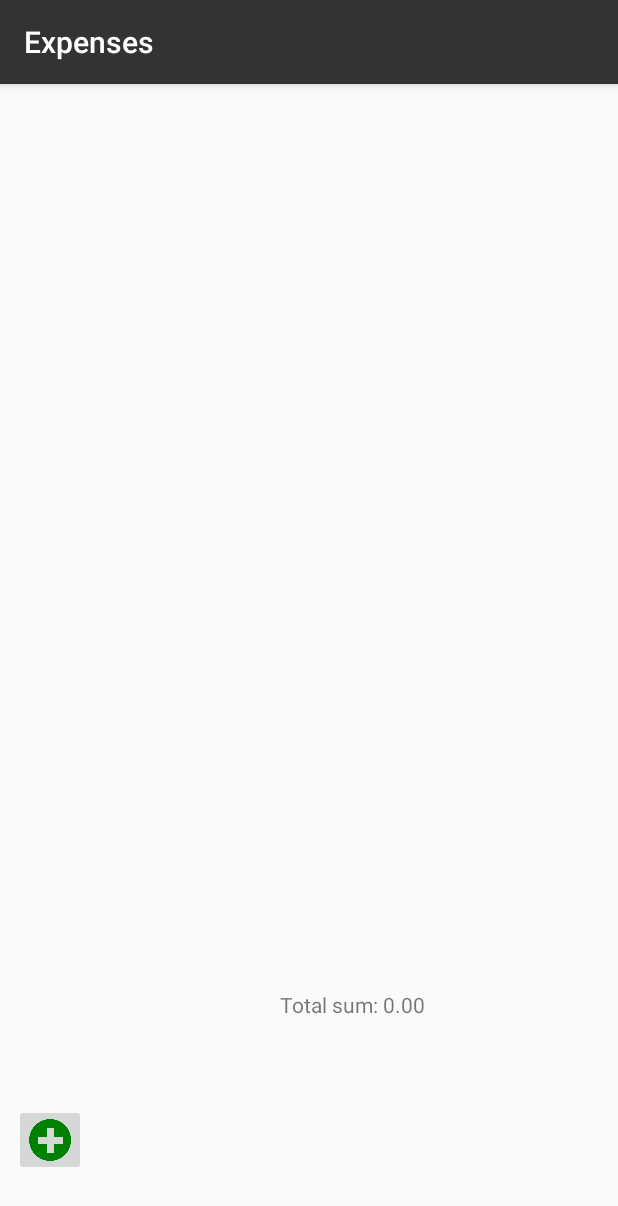
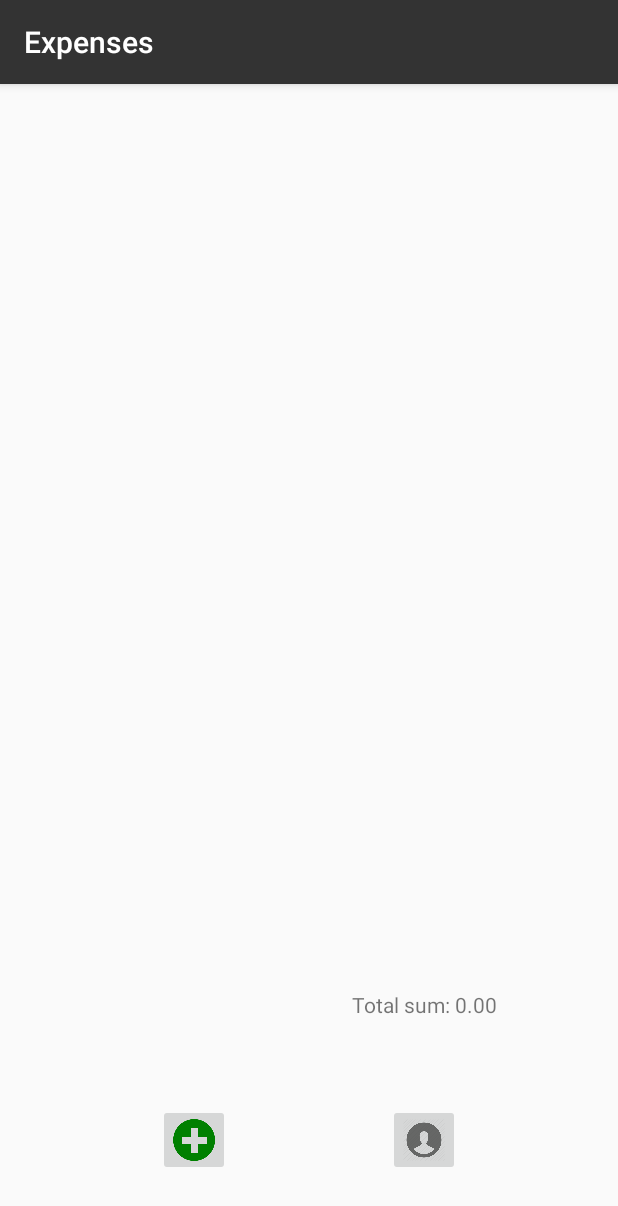
Before and after one commit to ssaprank/expenses, an Android app: the ItemsActivity screen opened directly, with no data from a screen before it, on a phone screen of 412 x 824 dp. Shown: the top 1206 px of the screen. Run offline under Robolectric (Android 15) with nearby library versions, the phone set to English and light mode, and no system bars; our stand-ins replace Room's generated code.

```diff
--- a/app/build.gradle
+++ b/app/build.gradle
@@ -29,4 +29,5 @@ dependencies {
     androidTestImplementation 'com.android.support.test:runner:1.0.2'
     androidTestImplementation 'com.android.support.test.espresso:espresso-core:3.0.2'
     implementation 'com.android.support:support-v4:27.1.1'
+    implementation 'com.android.support:design:27.1.1'
 }
--- a/app/src/main/java/com/example/admin/expenses/data/Item.java
+++ b/app/src/main/java/com/example/admin/expenses/data/Item.java
@@ -29,10 +29,6 @@ public class Item {
     @ColumnInfo(name = "sum")
     public double sum;
 
-    /** Positive or Negative value to show whether it's a spend or a gain */
-    @ColumnInfo(name = "sign")
-    public boolean sign;
-
     /** Timestamp of item creation. */
     @ColumnInfo(name = "timestamp")
     public long created_timestamp;
--- a/app/src/main/java/com/example/admin/expenses/data/Window.java
+++ b/app/src/main/java/com/example/admin/expenses/data/Window.java
@@ -20,4 +20,9 @@ public class Window {
     /** Spending limit for this window. */
     @ColumnInfo(name = "planned_sum")
     public double planned;
+
+    /** People participating in spendings of this window. */
+    /** Comma separated string */
+    @ColumnInfo(name = "participants")
+    public double participants;
 }
--- a/app/src/main/java/com/example/admin/expenses/fragments/AddItemDialogFragment.java
+++ b/app/src/main/java/com/example/admin/expenses/fragments/AddItemDialogFragment.java
@@ -50,11 +50,9 @@ public class AddItemDialogFragment extends DialogFragment {
 
                 EditText descriptionView = myFragmentView.findViewById(R.id.item_description);
                 EditText sumView = myFragmentView.findViewById(R.id.item_sum);
-                CheckBox signCheckBox = myFragmentView.findViewById(R.id.item_sign);
                 item.windowID = getArguments().getLong("window_id");
                 item.description = descriptionView.getText().toString();
                 item.sum = Double.parseDouble(sumView.getText().toString());
-                item.sign = signCheckBox.isChecked();
                 item.created_timestamp = System.currentTimeMillis() / 1000;
 
                 db.beginTransaction();
--- /dev/null
+++ b/app/src/main/res/drawable/person_button.xml
@@ -0,0 +1,5 @@
+<?xml version="1.0" encoding="utf-8"?>
+<selector xmlns:android="http://schemas.android.com/apk/res/android">
+    <item android:state_focused="true" android:drawable="@drawable/person_button_image_focused" />
+    <item android:drawable="@drawable/person_button_image" />
+</selector>
--- a/app/src/main/res/layout/activity_items.xml
+++ b/app/src/main/res/layout/activity_items.xml
@@ -19,8 +19,20 @@
         app:layout_constraintBottom_toBottomOf="parent"
         app:layout_constraintHorizontal_bias="0.025"
         app:layout_constraintLeft_toLeftOf="parent"
+        app:layout_constraintRight_toLeftOf="@id/personButton"
+        app:srcCompat="@drawable/add_button" />
+
+    <ImageButton
+        android:id="@+id/personButton"
+        android:layout_width="48dp"
+        android:layout_height="48dp"
+        android:layout_marginBottom="40dp"
+        android:contentDescription="@string/person_button_description"
+        android:scaleType="centerCrop"
+        app:layout_constraintBottom_toBottomOf="parent"
+        app:layout_constraintLeft_toRightOf="@id/addItemButton"
         app:layout_constraintRight_toRightOf="parent"
-        app:srcCompat="@drawable/add_button" />
+        app:srcCompat="@drawable/person_button" />
 
     <ScrollView
         android:id="@+id/scroll_view_item_list"
--- a/app/src/main/res/values/strings.xml
+++ b/app/src/main/res/values/strings.xml
@@ -2,6 +2,7 @@
     <string name="app_name">Expenses</string>
     <string name="add_window_button_description">Add New Window</string>
     <string name="add_item_button_description">Add New Item</string>
+    <string name="person_button_description">Manage persons</string>
     <string name="planned_sum">(optional) total money limit</string>
     <string name="window_name">Provide name for this window</string>
     <string name="cancel_adding_window">Cancel</string>
```
Also changed, not shown: app/src/main/java/com/example/admin/expenses/ItemsActivity.java (+2 -12 lines), app/src/main/res/layout/activity_main.xml (+10 -0 lines), app/src/main/res/layout/dialog_add_item.xml (+4 -9 lines), app/src/main/res/drawable/person_button_image.png (added), app/src/main/res/drawable/person_button_image_focused.png (added).
